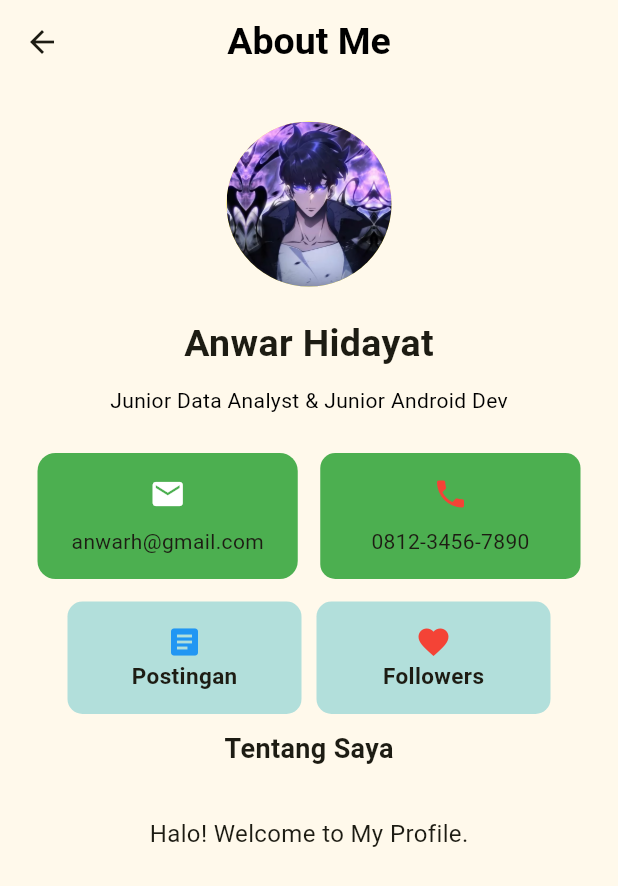
After one commit to AnwarHenry/PPKD-TugasFlutter, a Flutter app: the AboutMe screen opened directly, on a phone screen of 412 x 824 dp. The commit adds this screen. Shown: the top 886 px of the screen. Run offline on Flutter 3.47's test engine with Material 3 defaults, Android fonts, the phone set to English and light mode, and no system bars; our stand-ins replace crystal_navigation_bar, lottie; missing offline and left inert: ppkd_b_3.

Commit message:
tugas7_not_yet

```diff
--- /dev/null
+++ b/lib/tugas6/aboutme.dart
@@ -0,0 +1,162 @@
+import 'package:flutter/material.dart';
+
+class AboutMe extends StatelessWidget {
+  const AboutMe({super.key});
+
+  @override
+  Widget build(BuildContext context) {
+    return Scaffold(
+      appBar: AppBar(
+        title: const Text(
+          "About Me",
+          style: TextStyle(
+            color: Colors.black,
+            fontSize: 25,
+            fontWeight: FontWeight.bold,
+          ),
+        ),
+        centerTitle: true,
+      ),
+      // body: const Center(
+      body: Padding(
+        padding: const EdgeInsets.all(25.0),
+        child: Column(
+          children: [
+            Center(
+              child: Container(
+                width: 110,
+                height: 110,
+                decoration: BoxDecoration(
+                  color: Colors.yellow,
+                  shape: BoxShape.circle,
+                  image: DecorationImage(
+                    image: AssetImage('assets/images/profile1.jpg'),
+                    fit: BoxFit.cover,
+                  ),
+                ),
+              ),
+            ),
+            SizedBox(height: 20),
+            Text(
+              'Anwar Hidayat',
+              style: TextStyle(fontSize: 25, fontWeight: FontWeight.bold),
+            ),
+            SizedBox(height: 10),
+            Text(
+              'Junior Data Analyst & Junior Android Dev',
+              style: TextStyle(fontSize: 14, color: Colors.black),
+            ),
+
+            SizedBox(height: 25),
+            Row(
+              children: [
+                Expanded(
+                  child: Container(
+                    padding: EdgeInsets.all(15),
+                    decoration: BoxDecoration(
+                      color: Colors.green,
+                      borderRadius: BorderRadius.circular(12),
+                    ),
+                    child: Column(
+                      children: [
+                        Icon(Icons.email, color: Colors.white),
+                        SizedBox(height: 10),
+                        Text('anwarh@gmail.com'),
+                      ],
+                    ),
+                  ),
+                ),
+                SizedBox(width: 15),
+                Expanded(
+                  child: Container(
+                    padding: EdgeInsets.all(15),
+                    decoration: BoxDecoration(
+                      color: Colors.green,
+                      borderRadius: BorderRadius.circular(10),
+                    ),
+                    child: Column(
+                      children: [
+                        Icon(Icons.phone, color: Colors.red),
+                        SizedBox(height: 10),
+                        Text('0812-3456-7890'),
+                      ],
+                    ),
+                  ),
+                ),
+              ],
+            ),
+
+            SizedBox(height: 5),
+            Padding(
+              padding: const EdgeInsets.symmetric(horizontal: 20, vertical: 10),
+              child: Row(
+                children: [
+                  Expanded(
+                    child: Container(
+                      padding: const EdgeInsets.all(15),
+                      decoration: BoxDecoration(
+                        color: Colors.teal.shade100,
+                        borderRadius: BorderRadius.circular(10),
+                      ),
+                      //  color: Colors.teal.shade100,
+                      child: const Column(
+                        children: [
+                          Icon(Icons.article, color: Colors.blue),
+                          Text(
+                            "Postingan",
+                            style: TextStyle(
+                              fontWeight: FontWeight.bold,
+                              fontSize: 15,
+                            ),
+                          ),
+                        ],
+                      ),
+                    ),
+                  ),
+                  SizedBox(width: 10),
+                  Expanded(
+                    child: Container(
+                      padding: const EdgeInsets.all(15),
+                      decoration: BoxDecoration(
+                        color: Colors.teal.shade100,
+                        borderRadius: BorderRadius.circular(10),
+                      ),
+                      //  color: Colors.teal.shade200,
+                      child: const Column(
+                        children: [
+                          Icon(Icons.favorite, color: Colors.red),
+                          Text(
+                            "Followers",
+                            style: TextStyle(
+                              fontWeight: FontWeight.bold,
+                              fontSize: 15,
+                            ),
+                          ),
+                        ],
+                      ),
+                    ),
+                  ),
+                ],
+              ),
+            ),
+
+            Text(
+              "Tentang Saya",
+              style: TextStyle(fontSize: 18, fontWeight: FontWeight.bold),
+            ),
+            SizedBox(height: 12),
+            const SizedBox(height: 20),
+            const Padding(
+              padding: EdgeInsets.symmetric(horizontal: 20),
+              child: Text(
+                "Halo! Welcome to My Profile.",
+                style: TextStyle(fontSize: 16),
+                textAlign: TextAlign.justify,
+              ),
+            ),
+          ],
+        ),
+      ),
+    );
+  }
+}
```
Also changed, not shown: lib/main.dart (+29 -4 lines), lib/tugas6/checkbox.dart (added, +43 -0 lines), lib/tugas6/dashboard.dart (added, +257 -0 lines), lib/tugas6/tugas6.dart (+37 -13 lines), pubspec.yaml (+5 -2 lines), pubspec.lock.
